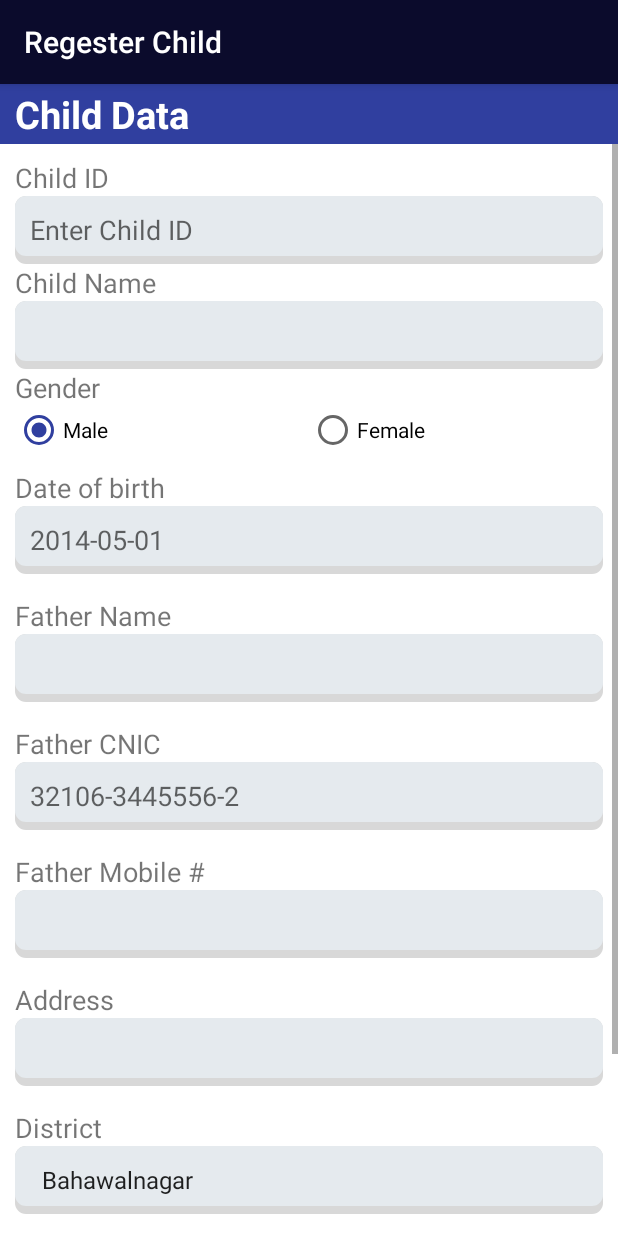
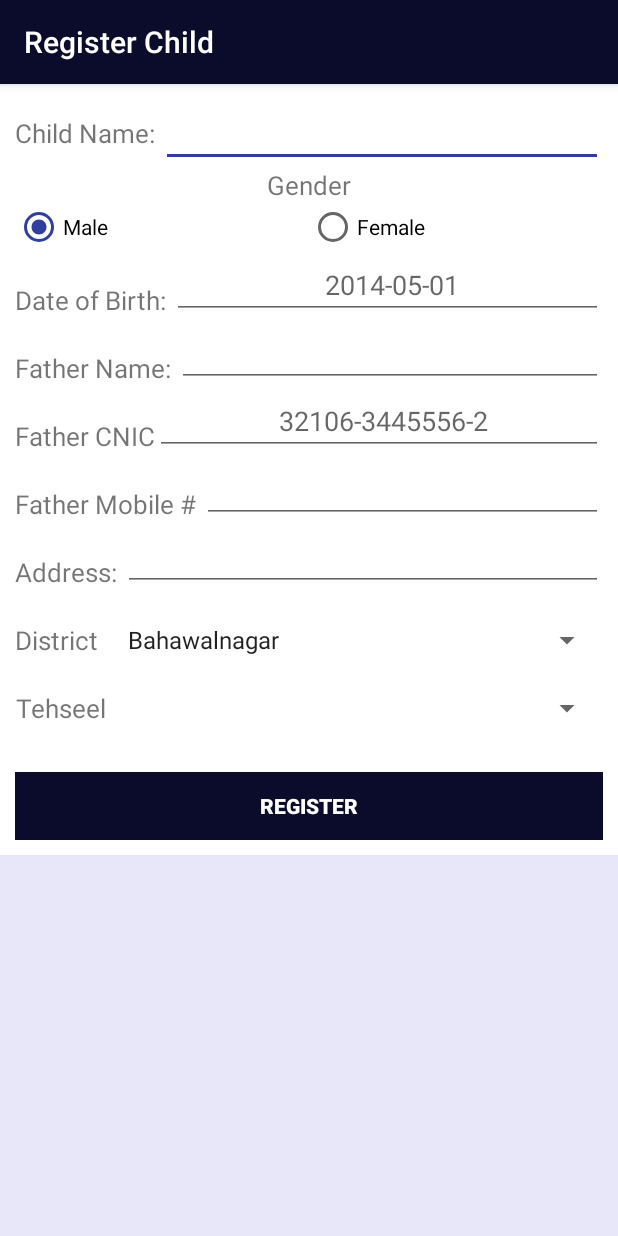
Before and after one commit to aliabbasjaffri/Vaccinator, an Android app: the RegisterChild screen opened directly, with no data from a screen before it, on a phone screen of 412 x 824 dp. Run offline under Robolectric (Android 15) with nearby library versions, the phone set to English and light mode, and no system bars.

Commit message:
Layout Revamping of Register Child

```diff
--- a/app/src/main/java/com/example/sve15138/vaccinator/Dashboard_Activity.java
+++ b/app/src/main/java/com/example/sve15138/vaccinator/Dashboard_Activity.java
@@ -13,7 +13,7 @@ public class Dashboard_Activity extends AppCompatActivity
         super.onCreate(savedInstanceState);
         setContentView(R.layout.activity_dashboard);
 
-        setTitle("My Day");
+        setTitle("Dashboard");
 
         Button registerChild = (Button)findViewById(R.id.registerChildDashBoard);
         Button updateChildInfo = (Button)findViewById(R.id.updateChildInfoDashBoard);
--- a/app/src/main/java/com/example/sve15138/vaccinator/RegisterChild.java
+++ b/app/src/main/java/com/example/sve15138/vaccinator/RegisterChild.java
@@ -10,24 +10,16 @@ import vaccine_process.Vaccine_record;
 public class RegisterChild extends AppCompatActivity {
 
     @Override
-    protected void onCreate(Bundle savedInstanceState) {
+    protected void onCreate(Bundle savedInstanceState)
+    {
         super.onCreate(savedInstanceState);
         setContentView(R.layout.register_child);
-        setTitle("Regester Child");
-
-
-
-
+        setTitle("Register Child");
     }
-
-
 
     public void  Register_Child(View v)
     {
         Intent intent_Reg = new Intent(this, Vaccine_record.class);
         startActivity(intent_Reg);
-
-
     }
-
 }
--- a/app/src/main/res/layout/register_child.xml
+++ b/app/src/main/res/layout/register_child.xml
@@ -3,19 +3,6 @@
 android:layout_width="fill_parent"
 android:layout_height="fill_parent"
 android:orientation="vertical" >
-
-<TextView
-    android:layout_width="fill_parent"
-    android:layout_height="40dp"
-    android:background="@color/colorAccent"
-    android:gravity="left|center_vertical"
-    android:paddingLeft="10dp"
-    android:text="Child Data"
-    android:textSize="25sp"
-    android:textStyle="bold"
-    android:textColor="@color/white"
-    />
-
 
 <ScrollView
     android:layout_width="fill_parent"
@@ -29,57 +16,38 @@ android:orientation="vertical" >
         android:orientation="vertical"
         android:padding="10dip" >
 
-
+        <LinearLayout
+            android:orientation="horizontal"
+            android:layout_width="match_parent"
+            android:layout_height="match_parent">
 
             <TextView
-            android:layout_width="fill_parent"
+                android:layout_width="wrap_content"
                 android:layout_height="wrap_content"
-            android:text="Child ID"
-            android:textSize="18sp" />
-
-        <LinearLayout
-            android:layout_width="match_parent"
-            android:layout_height="wrap_content" >
+                android:text="Child Name: "
+                android:textSize="17sp" />
 
             <EditText
-                android:id="@+id/cardID"
-                android:layout_width="0dip"
+                android:id="@+id/childNameRegisterChild"
+                android:layout_width="match_parent"
                 android:layout_height="wrap_content"
-                android:layout_weight="0.8"
-                android:background="@drawable/textview"
-                android:hint="Enter Child ID"
-                android:inputType="number"
-                android:minHeight="45dp"
+                android:maxLength="25"
                 android:paddingLeft="10dp" />
-
-
 
         </LinearLayout>
 
-
+        <LinearLayout
+            android:orientation="vertical"
+            android:layout_width="match_parent"
+            android:layout_height="match_parent">
 
             <TextView
-            android:layout_width="fill_parent"
-            android:layout_height="wrap_content"
-            android:text="Child Name"
-            android:textSize="18sp" />
-
-        <EditText
-            android:id="@+id/childName"
                 android:layout_width="match_parent"
                 android:layout_height="wrap_content"
-            android:background="@drawable/textview"
-            android:ems="10"
-            android:inputType="textPersonName"
-            android:maxLength="25"
-            android:minHeight="45dp"
-            android:paddingLeft="10dp" />
+                android:text="Gender"
+                android:textAlignment="center"
+                android:textSize="17sp" />
 
-        <TextView
-            android:layout_width="fill_parent"
-            android:layout_height="wrap_content"
-            android:text="Gender"
-            android:textSize="18sp" />
             <LinearLayout
                 android:layout_width="match_parent"
                 android:layout_height="wrap_content"
@@ -89,7 +57,7 @@ android:orientation="vertical" >
                     android:id="@+id/radioGroup1"
                     android:layout_width="fill_parent"
                     android:layout_height="wrap_content"
-                android:orientation="horizontal" >
+                    android:orientation="horizontal">
 
                     <RadioButton
                         android:id="@+id/male"
@@ -98,7 +66,8 @@ android:orientation="vertical" >
                         android:layout_weight="0.5"
                         android:checked="true"
                         android:text="@string/male"
-                    android:textColor="@color/Black" />
+                        android:textColor="@color/Black"
+                        android:layout_gravity="right" />
 
                     <RadioButton
                         android:id="@+id/female"
@@ -106,152 +75,178 @@ android:orientation="vertical" >
                         android:layout_height="wrap_content"
                         android:layout_weight="0.5"
                         android:text="@string/female"
-                    android:textColor="@color/Black" />
+                        android:textColor="@color/Black"
+                        android:layout_gravity="right" />
 
                 </RadioGroup>
 
             </LinearLayout>
 
+        </LinearLayout>
+
+        <LinearLayout
+            android:orientation="horizontal"
+            android:layout_width="match_parent"
+            android:layout_height="match_parent">
+
             <TextView
-            android:layout_width="fill_parent"
+                android:layout_width="wrap_content"
                 android:layout_height="wrap_content"
                 android:layout_marginTop="10dp"
-            android:text="Date of birth"
-            android:textSize="18sp" />
-
+                android:text="Date of Birth: "
+                android:textSize="17sp" />
 
             <EditText
                 android:id="@+id/dateofBirth"
                 android:layout_width="match_parent"
                 android:layout_height="wrap_content"
-            android:background="@drawable/textview"
                 android:ems="10"
                 android:hint="2014-05-01"
                 android:inputType="date"
                 android:maxLength="10"
                 android:minHeight="45dp"
                 android:paddingLeft="10dp"
-            android:text=""
+                android:singleLine="true"
+                android:gravity="center" />
 
-            android:singleLine="true" >
+        </LinearLayout>
 
-        </EditText>
+        <LinearLayout
+            android:orientation="horizontal"
+            android:layout_width="match_parent"
+            android:layout_height="match_parent">
 
             <TextView
-            android:layout_width="fill_parent"
+                android:layout_width="wrap_content"
                 android:layout_height="wrap_content"
-            android:layout_marginTop="15dip"
-            android:text="Father Name"
-            android:textSize="18sp" />
+                android:text="Father Name: "
+                android:textSize="17sp"
+                android:layout_marginTop="10dp" />
 
 
             <EditText
                 android:id="@+id/fatherName"
                 android:layout_width="match_parent"
                 android:layout_height="wrap_content"
-            android:background="@drawable/textview"
-            android:ems="10"
-            android:inputType="textPersonName"
                 android:maxLength="25"
                 android:minHeight="45dp"
                 android:paddingLeft="10dp" />
 
+        </LinearLayout>
+
+        <LinearLayout
+            android:orientation="horizontal"
+            android:layout_width="match_parent"
+            android:layout_height="match_parent">
+
             <TextView
-            android:layout_width="fill_parent"
+                android:layout_width="wrap_content"
                 android:layout_height="wrap_content"
-            android:layout_marginTop="15dip"
+                android:layout_marginTop="10dp"
                 android:text="Father CNIC"
-            android:textSize="18sp" />
+                android:textSize="17sp" />
 
             <EditText
                 android:id="@+id/fatherCnic"
                 android:layout_width="match_parent"
                 android:layout_height="wrap_content"
-            android:background="@drawable/textview"
-            android:ems="10"
                 android:hint="32106-3445556-2"
                 android:maxLength="15"
                 android:minHeight="45dp"
                 android:paddingLeft="10dp"
-            android:text=""
-            android:singleLine="true" />
+                android:textAlignment="center" />
+
+        </LinearLayout>
+
+
+        <LinearLayout
+            android:orientation="horizontal"
+            android:layout_width="match_parent"
+            android:layout_height="match_parent">
 
             <TextView
-
-            android:layout_width="fill_parent"
+                android:layout_width="wrap_content"
                 android:layout_height="wrap_content"
-            android:layout_marginTop="15dip"
-            android:textSize="18sp"
-            android:text="Father Mobile #" />
-        <!--  Password TextField -->
+                android:layout_marginTop="10dp"
+                android:textSize="17sp"
+                android:text="Father Mobile # " />
 
             <EditText
                 android:id="@+id/fatherMobile"
                 android:layout_width="match_parent"
                 android:layout_height="wrap_content"
-            android:background="@drawable/textview"
-            android:ems="10"
                 android:inputType="number"
                 android:maxLength="13"
                 android:minHeight="45dp"
-            android:paddingLeft="10dp"
-            android:singleLine="true" />
+                android:textAlignment="center" />
+
+        </LinearLayout>
+
+        <LinearLayout
+            android:orientation="horizontal"
+            android:layout_width="match_parent"
+            android:layout_height="match_parent">
 
             <TextView
-            android:layout_width="fill_parent"
+                android:layout_width="wrap_content"
                 android:layout_height="wrap_content"
-            android:textSize="18sp"
-            android:layout_marginTop="15dip"
-            android:text="Address" />
+                android:textSize="17sp"
+                android:layout_marginTop="10dp"
+                android:text="Address: " />
 
             <EditText
                 android:id="@+id/address"
                 android:layout_width="fill_parent"
                 android:layout_height="wrap_content"
-            android:background="@drawable/textview"
                 android:inputType="text"
-            android:maxLength="50"
                 android:minHeight="45dp"
-            android:paddingLeft="10dp"
-            android:singleLine="true" />
+                android:singleLine="false" />
 
+        </LinearLayout>
+
+        <LinearLayout
+            android:orientation="horizontal"
+            android:layout_width="match_parent"
+            android:layout_height="match_parent"
+            android:layout_marginTop="10dp">
 
             <TextView
-            android:layout_width="fill_parent"
-            android:layout_height="wrap_content"
-            android:textSize="18sp"
-            android:layout_marginTop="15dip"
-            android:text="District" />
+                android:layout_width="wrap_content"
+                android:layout_height="match_parent"
+                android:textSize="17sp"
+                android:text="District   "
+                android:gravity="center" />
 
             <Spinner
                 android:id="@+id/DistrictSpinner"
                 android:layout_width="fill_parent"
                 android:layout_height="wrap_content"
-            android:background="@drawable/textview"
                 android:maxLength="50"
                 android:minHeight="45dp"
-            android:paddingLeft="10dp"
-            android:singleLine="true"
                 android:prompt="@string/districtpromespinner"
                 android:entries="@array/DistrictNames" />
 
+        </LinearLayout>
+
+        <LinearLayout
+            android:orientation="horizontal"
+            android:layout_width="match_parent"
+            android:layout_height="match_parent">
+
             <TextView
-            android:layout_width="fill_parent"
-            android:layout_height="wrap_content"
-            android:textSize="18sp"
-            android:layout_marginTop="15dip"
-            android:text="Tehseel" />
+                android:layout_width="wrap_content"
+                android:layout_height="match_parent"
+                android:textSize="17sp"
+                android:text="Tehseel  "
+                android:gravity="center" />
 
             <Spinner
                 android:id="@+id/TehseelSpinner"
                 android:layout_width="fill_parent"
                 android:layout_height="wrap_content"
-            android:background="@drawable/textview"
-            android:maxLength="50"
                 android:minHeight="45dp"
-            android:paddingLeft="10dp"
-            android:singleLine="true"
                 android:prompt="@string/tehseelpromespinner" />
+        </LinearLayout>
 
         <Button
             android:id="@+id/BtnChildRecordSubmit"
```
Lines whose indentation alone changed are shown as unchanged.
